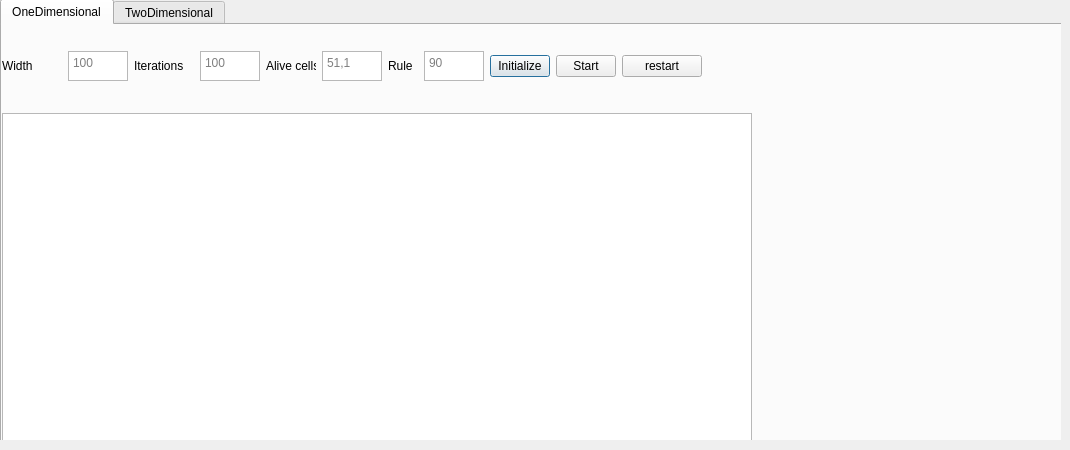
Above: view/Gui.ui from Tchorson/Lato-2019-Wieloskalowe before the change. Below: the same form after it.
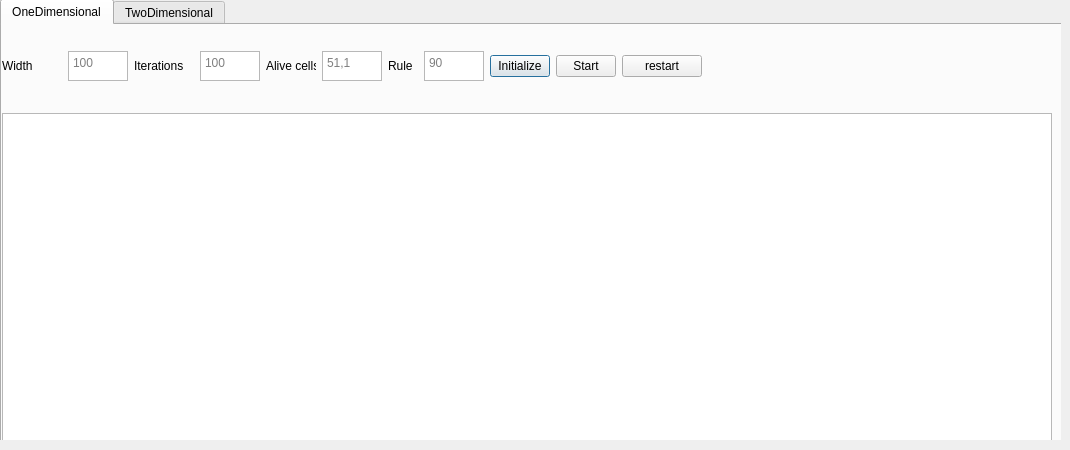
That is the form after the change. The open tabs and pages were chosen to show the change.

```diff
--- a/view/Gui.ui
+++ b/view/Gui.ui
@@ -102,13 +102,13 @@
             <widget class="QGraphicsView" name="graphic_ca_1d">
              <property name="minimumSize">
               <size>
-               <width>750</width>
+               <width>1050</width>
                <height>350</height>
               </size>
              </property>
              <property name="maximumSize">
               <size>
-               <width>750</width>
+               <width>1050</width>
                <height>350</height>
               </size>
              </property>
```
Left out of the diff: 4 changed lines with no effect on the pictures.
